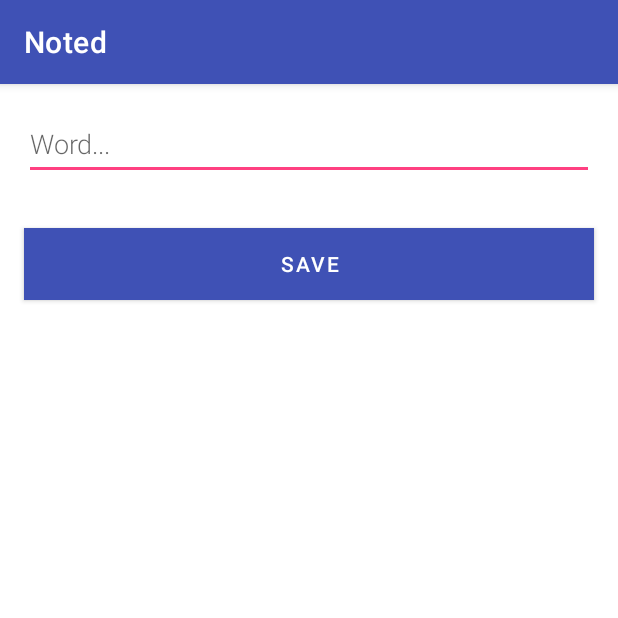
After one commit to Godzuche/Noted, an Android app: the NewWordActivity screen opened directly, with no data from a screen before it, on a phone screen of 412 x 824 dp, the top half of it. The commit adds this screen. Run offline under Robolectric (Android 15) with nearby library versions, the phone set to English and light mode, and no system bars.

Commit message:
added NewWordActivity and connecting with the data...

```diff
--- a/app/src/main/AndroidManifest.xml
+++ b/app/src/main/AndroidManifest.xml
@@ -2,15 +2,17 @@
 <manifest xmlns:android="http://schemas.android.com/apk/res/android"
     package="com.example.noted">
 
-    <!-- added WordApplication class-->
     <application
-        android:name=".WordApplication"
+        android:name=".WordsApplication"
         android:allowBackup="true"
         android:icon="@mipmap/ic_launcher"
         android:label="@string/app_name"
         android:roundIcon="@mipmap/ic_launcher_round"
         android:supportsRtl="true"
         android:theme="@style/AppTheme">
+        <activity
+            android:name=".NewWordActivity"
+            android:exported="true" />
         <activity
             android:name=".MainActivity"
             android:exported="true">
--- /dev/null
+++ b/app/src/main/java/com/example/noted/NewWordActivity.kt
@@ -0,0 +1,36 @@
+package com.example.noted
+
+import android.app.Activity
+import android.content.Intent
+import androidx.appcompat.app.AppCompatActivity
+import android.os.Bundle
+import android.text.TextUtils
+import com.example.noted.databinding.ActivityNewWordBinding
+
+class NewWordActivity : AppCompatActivity() {
+    private lateinit var binding: ActivityNewWordBinding
+    override fun onCreate(savedInstanceState: Bundle?) {
+        super.onCreate(savedInstanceState)
+        binding = ActivityNewWordBinding.inflate(layoutInflater)
+        val view = binding.root
+        setContentView(view)
+
+        val editWordView = binding.editWord
+
+        binding.buttonSave.setOnClickListener {
+            val replyIntent = Intent()
+            if (TextUtils.isEmpty(editWordView.text)) {
+                setResult(Activity.RESULT_CANCELED, replyIntent)
+            } else {
+                val word = editWordView.text.toString()
+                replyIntent.putExtra(EXTRA_REPLY, word)
+                setResult(Activity.RESULT_OK, replyIntent)
+            }
+            finish()
+        }
+    }
+
+    companion object {
+        const val EXTRA_REPLY = "com.example.android.wordlistsql.REPLY"
+    }
+}
--- a/app/src/main/java/com/example/noted/WordApplication.kt
+++ b/app/src/main/java/com/example/noted/WordsApplication.kt
@@ -7,9 +7,9 @@ import kotlinx.coroutines.CoroutineScope
 import kotlinx.coroutines.SupervisorJob
 
 //managing dependencies to have only one instance of the database and the repository
-class WordApplication: Application() {
+class WordsApplication: Application() {
     // No need to cancel this scope as it'll be torn down by the process
-    val applicationScope = CoroutineScope(SupervisorJob())
+    private val applicationScope = CoroutineScope(SupervisorJob())
 
     // Using by lazy so the database and the repository are only created when they're needed
     // rather than when the application starts
--- a/app/src/main/res/layout/activity_main.xml
+++ b/app/src/main/res/layout/activity_main.xml
@@ -22,7 +22,7 @@
         android:id="@+id/fab"
         android:layout_width="wrap_content"
         android:layout_height="wrap_content"
-        android:layout_margin="16dp"
+        android:layout_margin="@dimen/big_padding"
         app:layout_constraintBottom_toBottomOf="parent"
         app:layout_constraintEnd_toEndOf="parent"
         android:src="@drawable/ic_baseline_add_24"
--- /dev/null
+++ b/app/src/main/res/layout/activity_new_word.xml
@@ -0,0 +1,31 @@
+<?xml version="1.0" encoding="utf-8"?>
+<LinearLayout xmlns:android="http://schemas.android.com/apk/res/android"
+    xmlns:app="http://schemas.android.com/apk/res-auto"
+    xmlns:tools="http://schemas.android.com/tools"
+    android:layout_width="match_parent"
+    android:layout_height="match_parent"
+    tools:context=".NewWordActivity"
+    android:orientation="vertical">
+
+    <EditText
+        android:id="@+id/edit_word"
+        android:layout_width="match_parent"
+        android:layout_height="wrap_content"
+        android:minHeight="@dimen/min_height"
+        android:hint="@string/hint_word"
+        android:fontFamily="sans-serif-light"
+        android:inputType="textAutoComplete"
+        android:layout_margin="@dimen/big_padding"
+        android:textSize="18sp"/>
+
+    <Button
+        android:id="@+id/button_save"
+        android:layout_width="match_parent"
+        android:layout_height="wrap_content"
+        android:layout_margin="@dimen/big_padding"
+        android:background="@color/colorPrimary"
+        android:text="@string/button_save"
+        android:textColor="@color/buttonLabel"/>
+
+
+</LinearLayout>
--- a/app/src/main/res/values-night/strings.xml
+++ b/app/src/main/res/values-night/strings.xml
@@ -1,4 +1,5 @@
 <?xml version="1.0" encoding="utf-8"?>
 <resources>
     <string name="add_word">Add word</string>
+    <string name="hint_word">Word...</string>
 </resources>
--- a/app/src/main/res/values/colors.xml
+++ b/app/src/main/res/values/colors.xml
@@ -12,4 +12,5 @@
     <color name="colorPrimaryDark">#303F9F</color>
     <color name="colorAccent">#FF4081</color>
     <color name="buttonLabel">#FFFFFF</color>
+
 </resources>
--- a/app/src/main/res/values/dimens.xml
+++ b/app/src/main/res/values/dimens.xml
@@ -1,4 +1,5 @@
 <?xml version="1.0" encoding="utf-8"?>
 <resources>
     <dimen name="big_padding">16dp</dimen>
+    <dimen name="min_height">48dp</dimen>
 </resources>
--- a/app/src/main/res/values/strings.xml
+++ b/app/src/main/res/values/strings.xml
@@ -1,4 +1,7 @@
 <resources>
     <string name="app_name">Noted</string>
     <string name="add_word">Add word</string>
+    <string name="hint_word">Word...</string>
+    <string name="button_save">Save</string>
+    <string name="empty_not_saved">Word not saved because it is empty</string>
 </resources>
```
Also changed, not shown: app/src/main/java/com/example/noted/MainActivity.kt (+33 -0 lines).
